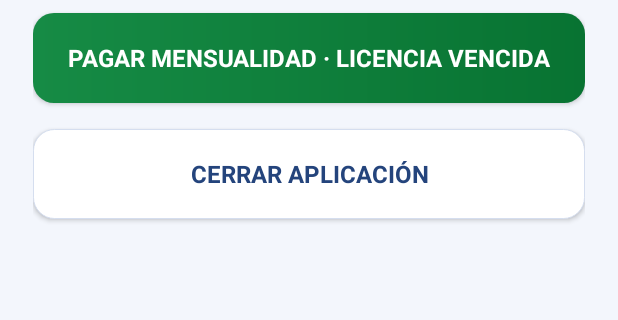
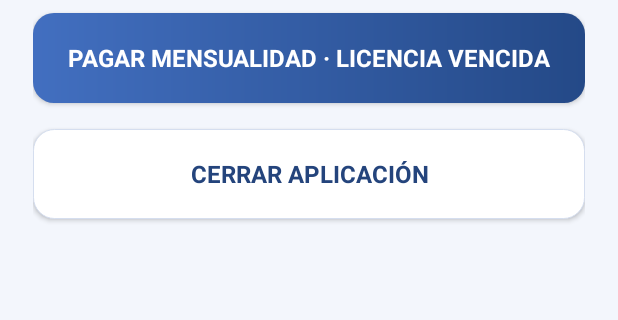
Before and after one commit to 1JAVS41/SENE-VENTAS, an Android app: the LicenseExpiredActivity screen opened directly, with no data from a screen before it, on a phone screen of 412 x 824 dp, the part 332-652 px from its top. Run offline under Robolectric (Android 15) with nearby library versions, the phone set to English and light mode, and no system bars; network calls fail.

Commit message:
Match license renewal screen to SENE blue visual theme

```diff
--- a/app/src/main/java/com/sene/ventas/LicenseExpiredActivity.kt
+++ b/app/src/main/java/com/sene/ventas/LicenseExpiredActivity.kt
@@ -24,7 +24,7 @@ class LicenseExpiredActivity : Activity() {
         setTextColor(if (primary) Color.WHITE else 0xFF24447C.toInt())
         background = GradientDrawable(
             GradientDrawable.Orientation.LEFT_RIGHT,
-            if (primary) intArrayOf(0xFF168B45.toInt(), 0xFF087332.toInt()) else intArrayOf(Color.WHITE, Color.WHITE)
+            if (primary) intArrayOf(0xFF426FC0.toInt(), 0xFF244987.toInt()) else intArrayOf(Color.WHITE, Color.WHITE)
         ).apply { cornerRadius = dp(14).toFloat(); if (!primary) setStroke(dp(1), 0xFFD5DEEF.toInt()) }
         setOnClickListener { click() }
         layoutParams = LinearLayout.LayoutParams(-1, -2).apply { topMargin = dp(9); bottomMargin = dp(9) }
```
